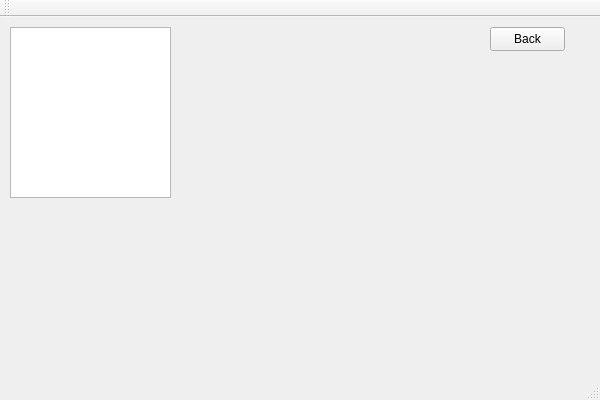
First picture: the form in Scribble/Scribble/Profile.ui, repository PopescuFilip/Scribble, before the edit.
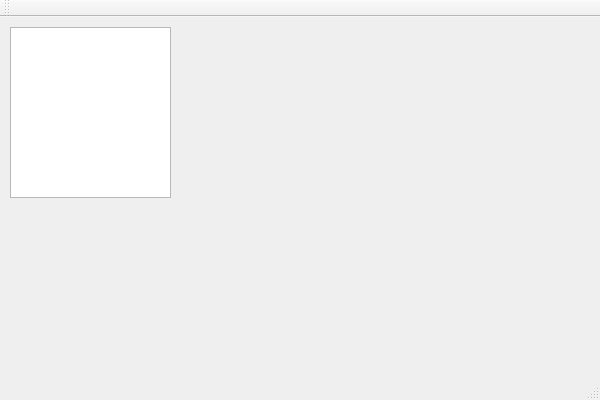
Second picture: the form after the edit.

Commit message: removed back button from profile and some small changes

What changed in the file:
```diff
--- a/Scribble/Scribble/Profile.ui
+++ b/Scribble/Scribble/Profile.ui
@@ -24,19 +24,6 @@
      </rect>
     </property>
    </widget>
-   <widget class="QPushButton" name="backButton">
-    <property name="geometry">
-     <rect>
-      <x>490</x>
-      <y>10</y>
-      <width>75</width>
-      <height>24</height>
-     </rect>
-    </property>
-    <property name="text">
-     <string>Back</string>
-    </property>
-   </widget>
   </widget>
   <widget class="QMenuBar" name="menuBar">
    <property name="geometry">
```
The commit also changes 5 other files.
